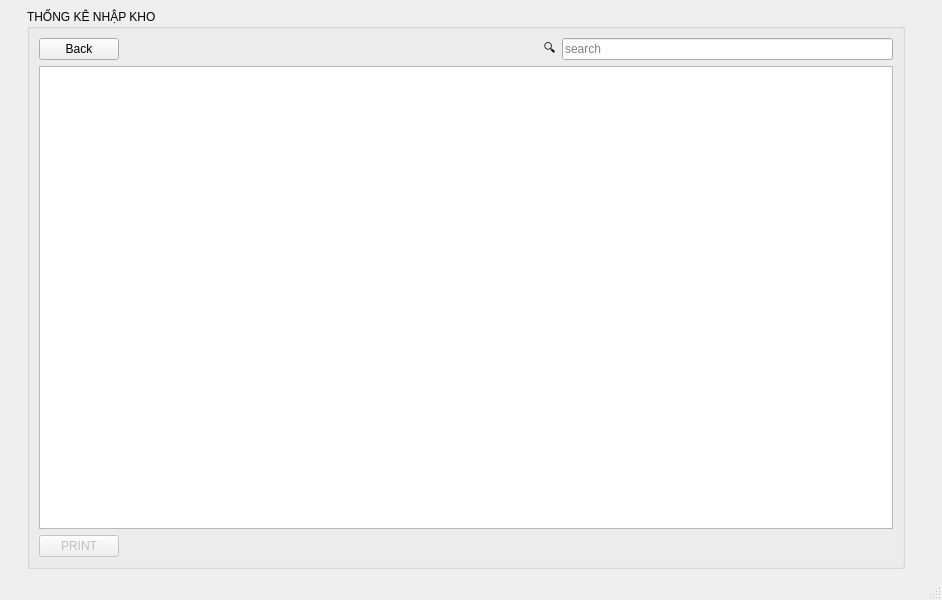
The window that ui/stock.ui (thanhtranarch/HUST_PROJECT-I) describes before a commit, drawn with Qt 5.
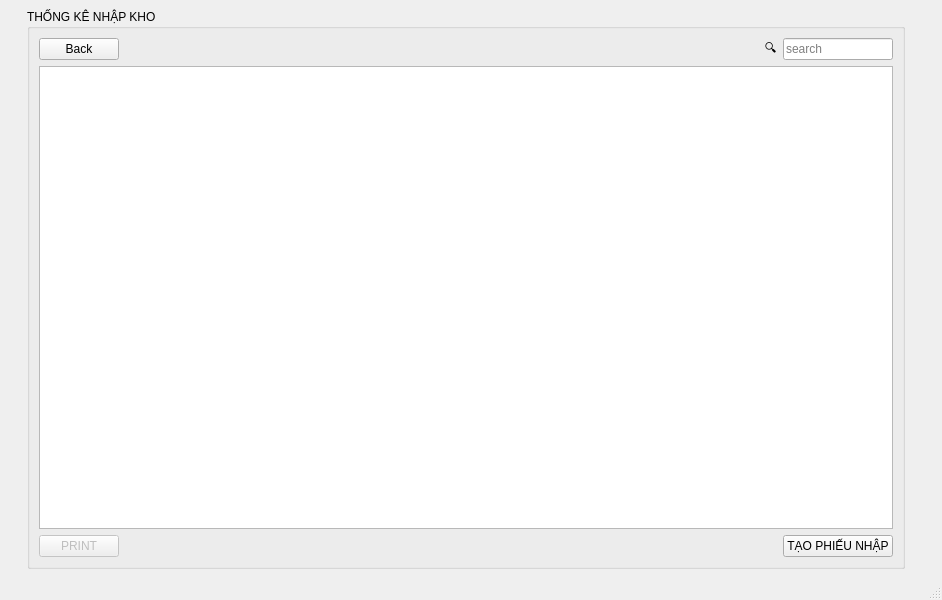
The same window after the commit.

```diff
--- a/ui/stock.ui
+++ b/ui/stock.ui
@@ -15,19 +15,6 @@
   </property>
   <widget class="QWidget" name="centralwidget">
    <layout class="QGridLayout" name="gridLayout">
-    <item row="0" column="0">
-     <spacer name="horizontalSpacer_7">
-      <property name="orientation">
-       <enum>Qt::Vertical</enum>
-      </property>
-      <property name="sizeHint" stdset="0">
-       <size>
-        <width>18</width>
-        <height>536</height>
-       </size>
-      </property>
-     </spacer>
-    </item>
     <item row="0" column="2">
      <spacer name="horizontalSpacer_6">
       <property name="orientation">
@@ -41,19 +28,29 @@
       </property>
      </spacer>
     </item>
+    <item row="0" column="0">
+     <spacer name="horizontalSpacer_7">
+      <property name="orientation">
+       <enum>Qt::Vertical</enum>
+      </property>
+      <property name="sizeHint" stdset="0">
+       <size>
+        <width>18</width>
+        <height>536</height>
+       </size>
+      </property>
+     </spacer>
+    </item>
     <item row="0" column="1">
      <widget class="QGroupBox" name="invoice_daily">
       <property name="title">
        <string>THỐNG KÊ NHẬP KHO</string>
       </property>
       <layout class="QGridLayout" name="gridLayout_2">
-       <item row="1" column="4">
-        <widget class="QLineEdit" name="search_input">
-         <property name="enabled">
-          <bool>true</bool>
-         </property>
-         <property name="placeholderText">
-          <string>search</string>
+       <item row="1" column="0">
+        <widget class="QPushButton" name="back_button">
+         <property name="text">
+          <string>Back</string>
          </property>
         </widget>
        </item>
@@ -70,7 +67,7 @@
          </property>
         </spacer>
        </item>
-       <item row="1" column="3">
+       <item row="1" column="5">
         <widget class="QLabel" name="label">
          <property name="enabled">
           <bool>true</bool>
@@ -80,26 +77,6 @@
          </property>
         </widget>
        </item>
-       <item row="1" column="0">
-        <widget class="QPushButton" name="back_button">
-         <property name="text">
-          <string>Back</string>
-         </property>
-        </widget>
-       </item>
-       <item row="2" column="0" colspan="5">
-        <widget class="QTableWidget" name="tableWidget">
-         <property name="rowCount">
-          <number>0</number>
-         </property>
-         <attribute name="horizontalHeaderCascadingSectionResizes">
-          <bool>true</bool>
-         </attribute>
-         <attribute name="verticalHeaderDefaultSectionSize">
-          <number>38</number>
-         </attribute>
-        </widget>
-       </item>
        <item row="3" column="0">
         <widget class="QPushButton" name="invoice_detail">
          <property name="enabled">
@@ -125,6 +102,81 @@
          </property>
         </widget>
        </item>
+       <item row="3" column="1" colspan="2">
+        <spacer name="horizontalSpacer_2">
+         <property name="orientation">
+          <enum>Qt::Horizontal</enum>
+         </property>
+         <property name="sizeHint" stdset="0">
+          <size>
+           <width>40</width>
+           <height>20</height>
+          </size>
+         </property>
+        </spacer>
+       </item>
+       <item row="3" column="4">
+        <spacer name="horizontalSpacer_4">
+         <property name="orientation">
+          <enum>Qt::Horizontal</enum>
+         </property>
+         <property name="sizeHint" stdset="0">
+          <size>
+           <width>40</width>
+           <height>20</height>
+          </size>
+         </property>
+        </spacer>
+       </item>
+       <item row="2" column="0" colspan="7">
+        <widget class="QTableWidget" name="tableWidget">
+         <property name="rowCount">
+          <number>0</number>
+         </property>
+         <attribute name="horizontalHeaderCascadingSectionResizes">
+          <bool>true</bool>
+         </attribute>
+         <attribute name="verticalHeaderDefaultSectionSize">
+          <number>38</number>
+         </attribute>
+        </widget>
+       </item>
+       <item row="1" column="6">
+        <widget class="QLineEdit" name="search_input">
+         <property name="enabled">
+          <bool>true</bool>
+         </property>
+         <property name="placeholderText">
+          <string>search</string>
+         </property>
+        </widget>
+       </item>
+       <item row="3" column="3">
+        <spacer name="horizontalSpacer_3">
+         <property name="orientation">
+          <enum>Qt::Horizontal</enum>
+         </property>
+         <property name="sizeHint" stdset="0">
+          <size>
+           <width>40</width>
+           <height>20</height>
+          </size>
+         </property>
+        </spacer>
+       </item>
+       <item row="3" column="6">
+        <widget class="QPushButton" name="add_stock">
+         <property name="maximumSize">
+          <size>
+           <width>120</width>
+           <height>16777215</height>
+          </size>
+         </property>
+         <property name="text">
+          <string>TẠO PHIẾU NHẬP</string>
+         </property>
+        </widget>
+       </item>
       </layout>
      </widget>
     </item>
```
